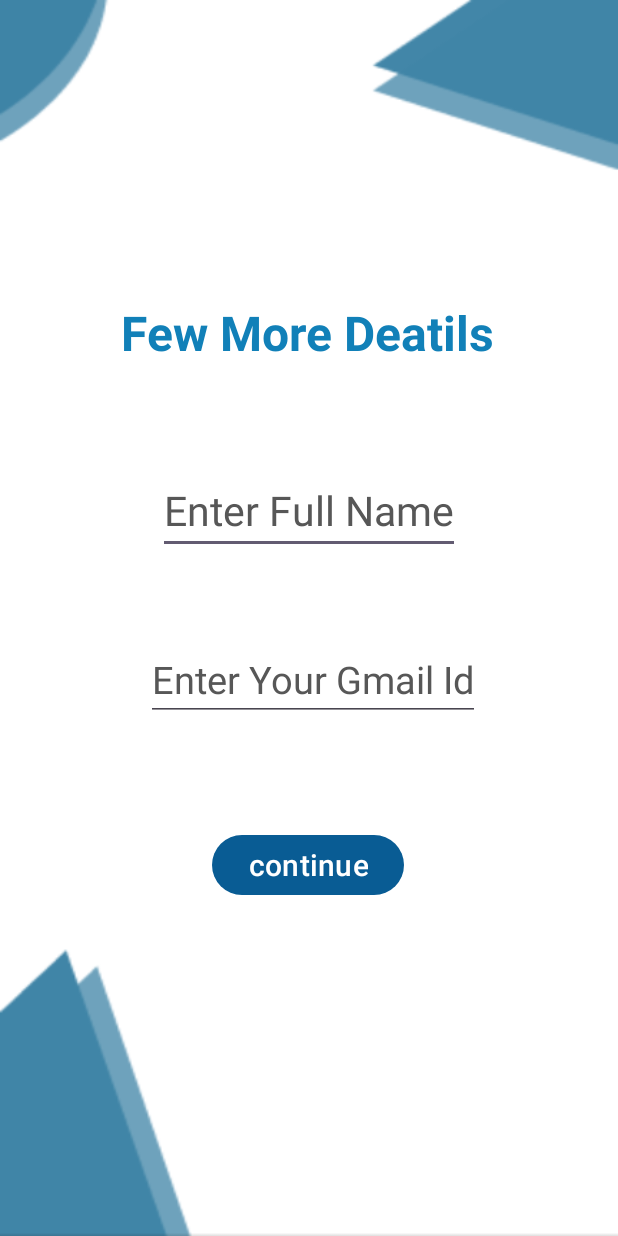
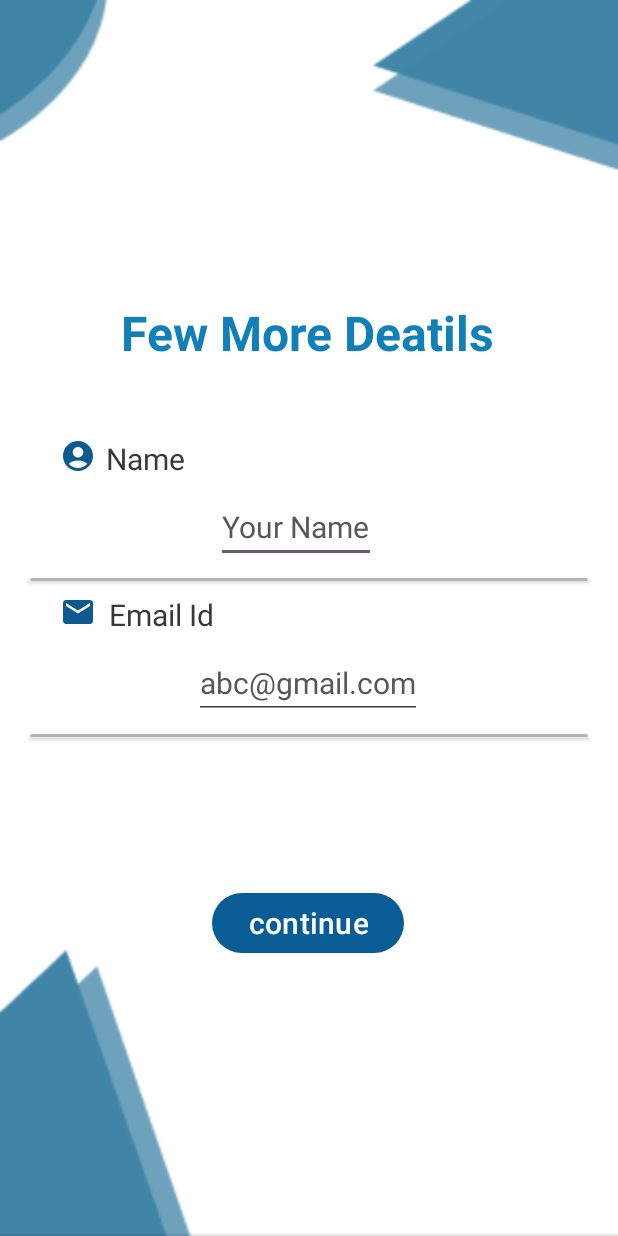
Before and after one commit to rahulmukati67/NGO-CONNECT-APP, an Android app: the GetMoreDetails screen opened directly, with no data from a screen before it, on a phone screen of 412 x 824 dp. Run offline under Robolectric (Android 15) with nearby library versions, the light colour scheme and no system bars; our stand-ins replace Firebase (no records; nobody signed in at launch, a user with empty details on screens opened directly).

Commit message:
ui changes

```diff
--- a/app/src/main/java/com/project/ngoconnectapp/GetMoreDetails.kt
+++ b/app/src/main/java/com/project/ngoconnectapp/GetMoreDetails.kt
@@ -4,6 +4,7 @@ import android.content.Intent
 import androidx.appcompat.app.AppCompatActivity
 import android.os.Bundle
 import android.widget.Button
+import android.widget.EditText
 import android.widget.TextView
 import com.google.firebase.auth.FirebaseAuth
 import com.google.firebase.database.FirebaseDatabase
@@ -11,8 +12,8 @@ import com.google.firebase.database.FirebaseDatabase
 class GetMoreDetails : AppCompatActivity() {
 
     private lateinit var btn_continue : Button
-    private lateinit var manualUserGmail : TextView
-    private lateinit var manualUserName : TextView
+    private lateinit var manualUserGmail : EditText
+    private lateinit var manualUserName : EditText
     private lateinit var auth : FirebaseAuth
     private lateinit var firebaseDatabase: FirebaseDatabase
     override fun onCreate(savedInstanceState: Bundle?) {
--- a/app/src/main/java/com/project/ngoconnectapp/MainActivity.kt
+++ b/app/src/main/java/com/project/ngoconnectapp/MainActivity.kt
@@ -56,7 +56,7 @@ class MainActivity : AppCompatActivity(), NavigationView.OnNavigationItemSelecte
             }
 
         } else {
-            tvUserName.text = "Login/Register"
+            tvUserName.text = "click to Login/Register"
         }
 
         imgBack.setOnClickListener {
@@ -64,7 +64,7 @@ class MainActivity : AppCompatActivity(), NavigationView.OnNavigationItemSelecte
         }
 
         tvUserName.setOnClickListener {
-            if(tvUserName.text == "Login/Register"){
+            if(tvUserName.text == "click to Login/Register"){
                 startActivity(Intent(this,RegistrationActivity::class.java))
             }
         }
@@ -124,7 +124,7 @@ class MainActivity : AppCompatActivity(), NavigationView.OnNavigationItemSelecte
                 googleSignInClient.signOut()
                 auth.signOut()
                 Toast.makeText(this,"Successfully Logged Out !",Toast.LENGTH_SHORT).show()
-                tvUserName.text ="Login/Register"
+                tvUserName.text ="click to Login/Register"
             }
         }
 
--- /dev/null
+++ b/app/src/main/res/drawable/baseline_account_circle_24.xml
@@ -0,0 +1,5 @@
+<vector android:height="24dp" android:tint="#0C5A8E"
+    android:viewportHeight="24" android:viewportWidth="24"
+    android:width="24dp" xmlns:android="http://schemas.android.com/apk/res/android">
+    <path android:fillColor="@android:color/white" android:pathData="M12,2C6.48,2 2,6.48 2,12s4.48,10 10,10s10,-4.48 10,-10S17.52,2 12,2zM12,6c1.93,0 3.5,1.57 3.5,3.5S13.93,13 12,13s-3.5,-1.57 -3.5,-3.5S10.07,6 12,6zM12,20c-2.03,0 -4.43,-0.82 -6.14,-2.88C7.55,15.8 9.68,15 12,15s4.45,0.8 6.14,2.12C16.43,19.18 14.03,20 12,20z"/>
+</vector>
--- a/app/src/main/res/layout/activity_get_more_details.xml
+++ b/app/src/main/res/layout/activity_get_more_details.xml
@@ -22,46 +22,132 @@
         app:layout_constraintTop_toTopOf="parent">
 
     </TextView>
+    <TextView
+        android:id="@+id/textView2"
+        android:layout_width="wrap_content"
+        android:layout_height="wrap_content"
+        android:layout_marginTop="292dp"
+        android:text="Name"
+        android:textColor="#393838"
+        android:textSize="20sp"
+        app:layout_constraintEnd_toEndOf="parent"
+        app:layout_constraintHorizontal_bias="0.023"
+        app:layout_constraintStart_toEndOf="@+id/imageView4"
+        app:layout_constraintTop_toTopOf="parent">
+
+    </TextView>
+
+    <ImageView
+        android:id="@+id/imageView4"
+        android:layout_width="wrap_content"
+        android:layout_height="wrap_content"
+
+        android:layout_marginStart="40dp"
+        android:layout_marginTop="292dp"
+        android:src="@drawable/baseline_account_circle_24"
+        app:layout_constraintStart_toStartOf="parent"
+        app:layout_constraintTop_toTopOf="parent" />
 
     <EditText
         android:id="@+id/manualUserName"
         android:layout_width="wrap_content"
         android:layout_height="wrap_content"
-        android:layout_marginTop="68dp"
-        android:hint="Enter Full Name"
-        android:textSize="27sp"
+        android:layout_marginStart="10dp"
+        android:layout_marginTop="8dp"
+        android:hint="Your Name"
+        android:textColor="@color/black"
+        android:textSize="20dp"
         app:layout_constraintEnd_toEndOf="parent"
+        app:layout_constraintHorizontal_bias="0.453"
         app:layout_constraintStart_toStartOf="parent"
-        app:layout_constraintTop_toBottomOf="@+id/textView5">
+        app:layout_constraintTop_toBottomOf="@+id/textView2">
+
 
     </EditText>
+
+    <androidx.cardview.widget.CardView
+        android:layout_width="match_parent"
+        android:layout_height="2dp"
+        android:layout_marginTop="10dp"
+        app:cardBackgroundColor="#B8B3B3"
+        app:layout_constraintEnd_toEndOf="parent"
+        android:layout_marginLeft="20dp"
+        android:layout_marginRight="20dp"
+        app:layout_constraintHorizontal_bias="0.0"
+        app:layout_constraintStart_toStartOf="parent"
+        app:layout_constraintTop_toBottomOf="@+id/manualUserName">
+
+    </androidx.cardview.widget.CardView>
+
+    <TextView
+        android:id="@+id/textView6"
+        android:layout_width="wrap_content"
+        android:layout_height="wrap_content"
+        android:layout_marginTop="396dp"
+        android:text="Email Id"
+        android:textColor="#393838"
+        android:textSize="20sp"
+        app:layout_constraintEnd_toEndOf="parent"
+        app:layout_constraintHorizontal_bias="0.032"
+        app:layout_constraintStart_toEndOf="@+id/imageView4"
+        app:layout_constraintTop_toTopOf="parent">
+
+    </TextView>
+
+    <ImageView
+        android:id="@+id/imageView5"
+        android:layout_width="wrap_content"
+        android:layout_height="wrap_content"
+        android:layout_marginStart="40dp"
+        android:layout_marginTop="396dp"
+        android:src="@drawable/baseline_email_24"
+        app:layout_constraintStart_toStartOf="parent"
+        app:layout_constraintTop_toTopOf="parent" />
 
     <EditText
         android:id="@+id/manualUserGmail"
         android:layout_width="wrap_content"
         android:layout_height="wrap_content"
-        android:layout_marginTop="56dp"
-        android:hint="Enter Your Gmail Id"
-        android:textSize="25sp"
+        android:layout_marginStart="10dp"
+        android:layout_marginTop="8dp"
+        android:hint="abc@gmail.com"
+        android:textColor="@color/black"
+        android:textSize="20dp"
         app:layout_constraintEnd_toEndOf="parent"
-        app:layout_constraintHorizontal_bias="0.513"
+        app:layout_constraintHorizontal_bias="0.478"
         app:layout_constraintStart_toStartOf="parent"
-        app:layout_constraintTop_toBottomOf="@+id/manualUserName">
+        app:layout_constraintTop_toBottomOf="@+id/textView6">
+
 
     </EditText>
+
+    <androidx.cardview.widget.CardView
+        android:id="@+id/cardView3"
+        android:layout_width="match_parent"
+        android:layout_height="2dp"
+        android:layout_marginLeft="20dp"
+        android:layout_marginTop="10dp"
+        android:layout_marginRight="20dp"
+        app:cardBackgroundColor="#B8B3B3"
+        app:layout_constraintEnd_toEndOf="parent"
+        app:layout_constraintHorizontal_bias="0.6"
+        app:layout_constraintStart_toStartOf="parent"
+        app:layout_constraintTop_toBottomOf="@+id/manualUserGmail">
+
+    </androidx.cardview.widget.CardView>
 
     <Button
         android:id="@+id/btn_continue"
         android:layout_width="wrap_content"
         android:layout_height="wrap_content"
-        android:layout_marginTop="72dp"
+        android:layout_marginTop="100dp"
         android:text="continue"
+        android:textColor="@color/white"
         android:textSize="20sp"
-        android:textColor="@color/white"
         app:layout_constraintEnd_toEndOf="parent"
         app:layout_constraintHorizontal_bias="0.498"
         app:layout_constraintStart_toStartOf="parent"
-        app:layout_constraintTop_toBottomOf="@+id/manualUserGmail">
+        app:layout_constraintTop_toBottomOf="@+id/cardView3">
 
     </Button>
 
--- a/app/src/main/res/layout/activity_my_donations.xml
+++ b/app/src/main/res/layout/activity_my_donations.xml
@@ -4,6 +4,7 @@
     xmlns:tools="http://schemas.android.com/tools"
     android:layout_width="match_parent"
     android:layout_height="match_parent"
+    android:background="@color/white"
     tools:context=".MyDonationsActivity">
 
 </androidx.constraintlayout.widget.ConstraintLayout>
--- a/app/src/main/res/layout/activity_otp.xml
+++ b/app/src/main/res/layout/activity_otp.xml
@@ -49,10 +49,12 @@
             android:layout_width="match_parent"
             android:layout_height="wrap_content"
             android:layout_gravity="center_vertical"
+            android:textColor="@color/white"
             android:layout_marginLeft="10dp"
             android:layout_marginRight="10dp"
             android:gravity="center"
             android:hint="******"
+            android:textColorHint="@color/white"
             android:singleLine="true"
             android:textSize="34sp" />
     </androidx.cardview.widget.CardView>
@@ -63,6 +65,7 @@
         android:layout_height="wrap_content"
         android:layout_marginTop="15dp"
         android:text="Verify"
+        android:textColor="@color/white"
         android:textSize="24sp"
         app:layout_constraintEnd_toEndOf="parent"
         app:layout_constraintHorizontal_bias="0.497"
--- a/app/src/main/res/layout/nav_header.xml
+++ b/app/src/main/res/layout/nav_header.xml
@@ -3,12 +3,16 @@
     xmlns:app="http://schemas.android.com/apk/res-auto"
     xmlns:tools="http://schemas.android.com/tools"
     android:layout_width="match_parent"
-    android:background="@color/white"
-    android:layout_height="wrap_content">
+    android:layout_height="wrap_content"
+    android:background="@color/white">
+
 
     <com.google.android.material.card.MaterialCardView
+        android:id="@+id/materialCardView"
         android:layout_width="0dp"
-        android:layout_height="200dp"
+        android:layout_height="180dp"
+        android:layout_marginTop="10dp"
+        android:layout_margin="10dp"
         app:cardBackgroundColor="@color/bg_color"
         app:cardCornerRadius="20dp"
         app:layout_constraintEnd_toEndOf="parent"
@@ -40,22 +44,24 @@
                     android:layout_width="95dp"
                     android:layout_height="95dp"
                     android:layout_marginStart="20dp"
-                    android:layout_marginTop="15dp"
                     android:src="@drawable/bg_img_ngo_app" />
 
                 <TextView
                     android:id="@+id/tvName"
-                    android:layout_width="match_parent"
-                    android:layout_height="27dp"
+                    android:layout_width="wrap_content"
+                    android:layout_height="45dp"
                     android:layout_gravity="center"
                     android:layout_marginStart="10dp"
+                    android:layout_marginTop="10dp"
                     android:layout_marginEnd="10dp"
-                    android:background="@color/white"
-                    android:gravity="center"
                     android:hint="NAME"
-                    android:textSize="20sp" />
+                    android:textColor="@color/white"
+                    android:textColorHint="@color/white"
+                    android:textSize="20sp"
+                    android:textStyle="bold|italic" />
             </LinearLayout>
         </LinearLayout>
     </com.google.android.material.card.MaterialCardView>
 
+
 </androidx.constraintlayout.widget.ConstraintLayout>
```
